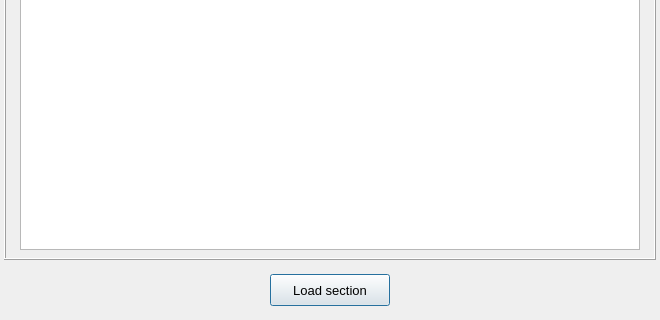
First picture: the form in pulse/interface/data/ui_files/model/setup/structural/standard_cross_section_input.ui, repository open-pulse/OpenPulse, before the edit; both pictures show x 0 to 660 and y 280 to 600 of the 660 by 600 pixel window.
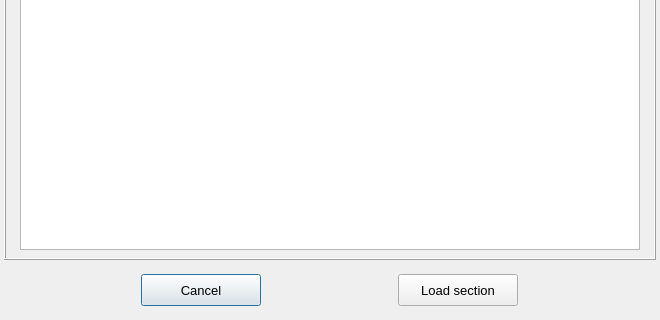
Second picture: the form after the edit.

Commit message: Add a cancel button in the get standardized cross-section UI

```diff
--- a/pulse/interface/data/ui_files/model/setup/structural/standard_cross_section_input.ui
+++ b/pulse/interface/data/ui_files/model/setup/structural/standard_cross_section_input.ui
@@ -80,7 +80,7 @@
       <property name="spacing">
        <number>0</number>
       </property>
-      <item row="0" column="0">
+      <item row="0" column="1">
        <widget class="QPushButton" name="pushButton_confirm_selection">
         <property name="enabled">
          <bool>true</bool>
@@ -120,6 +120,46 @@
         </property>
        </widget>
       </item>
+      <item row="0" column="0">
+       <widget class="QPushButton" name="pushButton_cancel">
+        <property name="enabled">
+         <bool>true</bool>
+        </property>
+        <property name="minimumSize">
+         <size>
+          <width>120</width>
+          <height>32</height>
+         </size>
+        </property>
+        <property name="maximumSize">
+         <size>
+          <width>120</width>
+          <height>32</height>
+         </size>
+        </property>
+        <property name="font">
+         <font>
+          <family>MS Shell Dlg 2</family>
+          <pointsize>10</pointsize>
+          <weight>50</weight>
+          <italic>false</italic>
+          <bold>false</bold>
+         </font>
+        </property>
+        <property name="styleSheet">
+         <string notr="true"/>
+        </property>
+        <property name="text">
+         <string>Cancel</string>
+        </property>
+        <property name="autoDefault">
+         <bool>false</bool>
+        </property>
+        <property name="default">
+         <bool>true</bool>
+        </property>
+       </widget>
+      </item>
      </layout>
     </widget>
    </item>
```
The commit also changes 1 other file.
